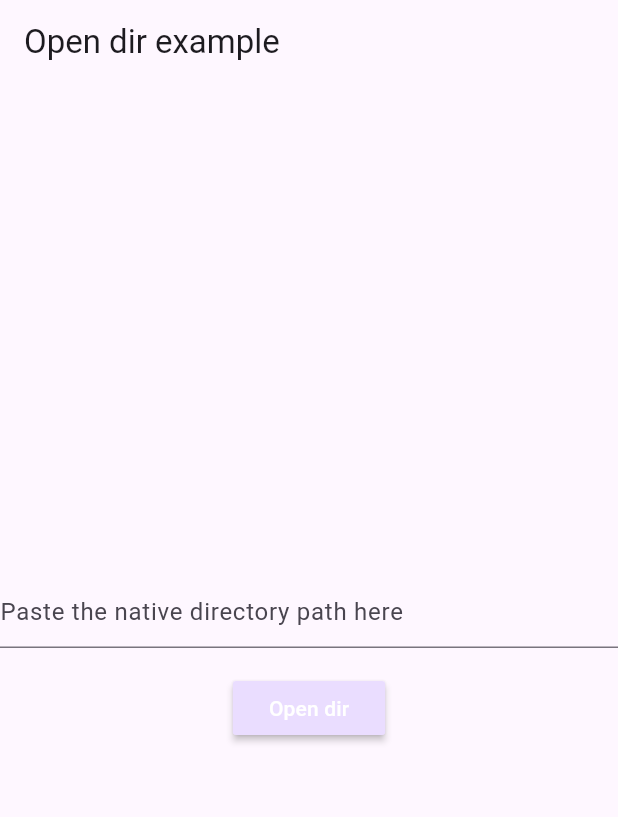
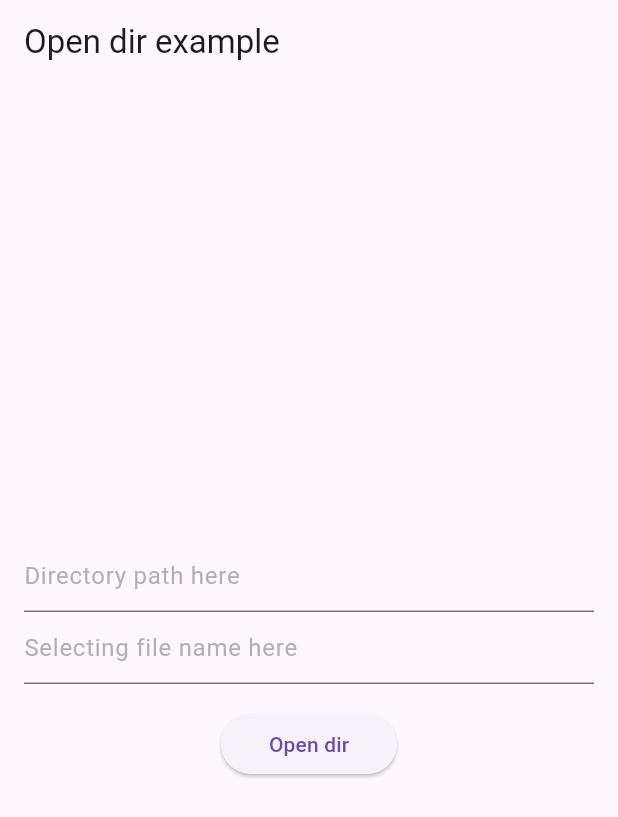
Before and after one commit to huynguyennovem/open_dir, a Flutter app: the screen it shows after launch, after a tap on "Open dir", on a phone screen of 412 x 824 dp. Shown: the top 817 px of the screen. Run offline on Flutter 3.47's test engine with Material 3 defaults, Android fonts, the phone set to English and light mode, and no system bars; our stand-ins replace plugin_platform_interface.

Commit message:
add highlightedFileName app-facing

```diff
--- a/open_dir/example/lib/main.dart
+++ b/open_dir/example/lib/main.dart
@@ -16,12 +16,14 @@ class MyApp extends StatefulWidget {
 class _MyAppState extends State<MyApp> {
   final _openDirPlugin = OpenDir();
 
-  final _tfController = TextEditingController();
+  final _tfDirPathController = TextEditingController();
+  final _tfHighlightedFilenameController = TextEditingController();
   final _messengerKey = GlobalKey<ScaffoldMessengerState>();
 
   @override
   void dispose() {
-    _tfController.dispose();
+    _tfDirPathController.dispose();
+    _tfHighlightedFilenameController.dispose();
     super.dispose();
   }
 
@@ -34,39 +36,58 @@ class _MyAppState extends State<MyApp> {
           title: const Text('Open dir example'),
         ),
         body: Center(
+          child: Container(
+            margin: const EdgeInsets.symmetric(horizontal: 16.0),
             child: Column(
               mainAxisAlignment: MainAxisAlignment.center,
               children: [
                 TextField(
-                controller: _tfController,
-                decoration: const InputDecoration(
-                  hintText: 'Paste the native directory path here',
+                  controller: _tfDirPathController,
+                  decoration: InputDecoration(
+                    hintText: 'Directory path here',
+                    hintStyle: TextStyle(color: Colors.grey.withOpacity(0.8)),
+                  ),
+                ),
+                TextField(
+                  controller: _tfHighlightedFilenameController,
+                  decoration: InputDecoration(
+                    hintText: 'Selecting file name here',
+                    hintStyle: TextStyle(color: Colors.grey.withOpacity(0.8)),
                   ),
                 ),
                 const SizedBox(height: 16.0),
-              MaterialButton(
-                color: Theme.of(context).colorScheme.primaryContainer,
-                onPressed: () => _openNativeDirectory(_tfController.text),
+                ElevatedButton(
+                  onPressed: () => _openNativeDirectory(
+                    path: _tfDirPathController.text,
+                    highlightedFileName: _tfHighlightedFilenameController.text,
+                  ),
                   child: const Padding(
                     padding: EdgeInsets.all(8.0),
-                  child: Text('Open dir', style: TextStyle(color: Colors.white)),
+                    child: Text('Open dir'),
                   ),
                 ),
               ],
             ),
           ),
         ),
+      ),
     );
   }
 
-  _openNativeDirectory(String path) async {
+  _openNativeDirectory({required String path, String? highlightedFileName}) async {
     try {
-      final rs = await _openDirPlugin.openNativeDir(path: path);
+      final rs = await _openDirPlugin.openNativeDir(
+        path: path,
+        highlightedFileName: highlightedFileName,
+      );
       if (null == rs) {
-        throw PlatformException(
-            code: '404', message: 'Platform error while opening directory: $path');
+        throw PlatformException(code: '404', message: 'Platform error while opening directory: $path');
       }
       if (rs) {
+        if (highlightedFileName != null && highlightedFileName.isNotEmpty) {
+          debugPrint('Opened file: $path with selecting file name: $highlightedFileName');
+          return;
+        }
         debugPrint('Opened directory: $path');
       } else {
         debugPrint('Can not open directory: $path');
--- a/open_dir/lib/open_dir.dart
+++ b/open_dir/lib/open_dir.dart
@@ -7,7 +7,11 @@ class OpenDir {
   /// The given parameter is the [path] to the directory on the respective platform
   ///
   /// This returns true if the path can be opened. Otherwise, it maybe null or false.
-  Future<bool?> openNativeDir({required String path}) {
-    return OpenDirPlatform.instance.openNativeDir(path: path);
+  Future<bool?> openNativeDir(
+      {required String path, String? highlightedFileName}) async {
+    return OpenDirPlatform.instance.openNativeDir(
+      path: path,
+      highlightedFileName: highlightedFileName,
+    );
   }
 }
```
Also changed, not shown: open_dir/pubspec.yaml (+6 -5 lines), 10 other files. Lines whose indentation alone changed are shown as unchanged.
